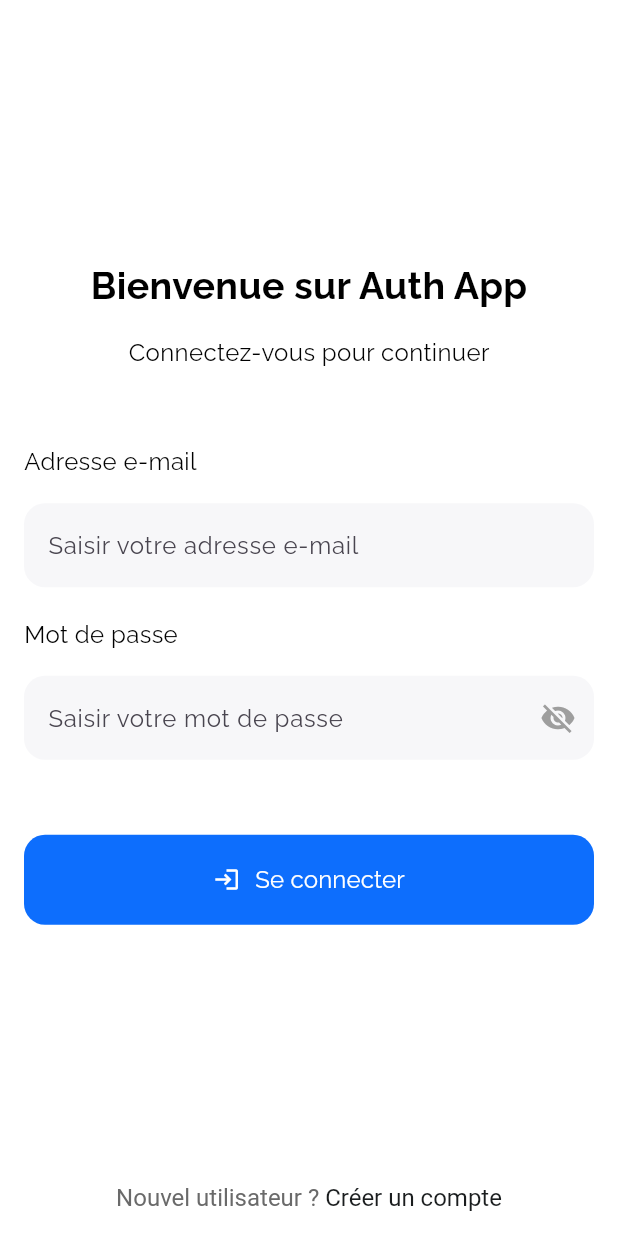
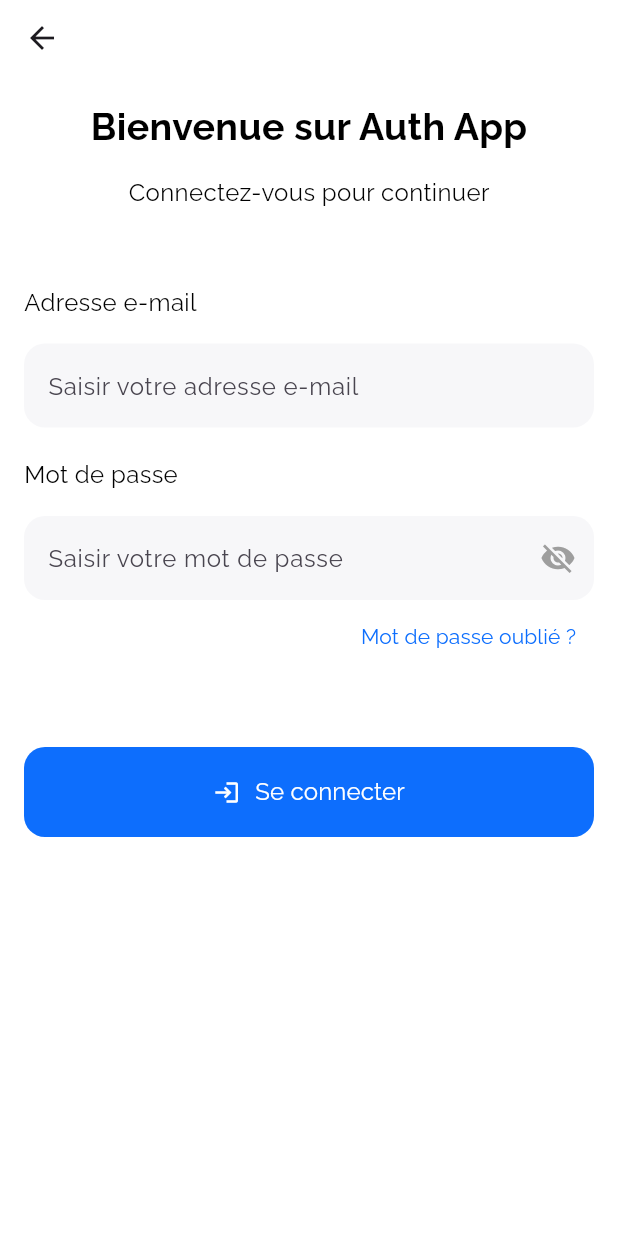
Before and after one commit to Ymas0908/e-Tix-, a Flutter app: the Login screen opened directly, on a phone screen of 412 x 824 dp. Run offline on Flutter 3.47's test engine with Material 3 defaults, Android fonts, the phone set to English and light mode, and no system bars; our stand-ins replace firebase_auth, firebase_core, fluttertoast, google_fonts; accounts and stored records are empty.

Commit message:
"update 06/09/24 "

```diff
--- a/lib/main.dart
+++ b/lib/main.dart
@@ -1,5 +1,6 @@
 import 'package:auth_firebase/firebase_options.dart';
 import 'package:auth_firebase/pages/login/login.dart';
+import 'package:auth_firebase/pages/pageacceuil.dart';
 import 'package:firebase_core/firebase_core.dart';
 import 'package:flutter/material.dart';
 import 'pages/signup/signup.dart';
@@ -21,7 +22,7 @@ class MyApp extends StatelessWidget {
   Widget build(BuildContext context) {
     return MaterialApp(
       debugShowCheckedModeBanner: false,
-      home: Login()
+      home: Pageacceuil()
     );
   }
 }
--- a/lib/pages/login/login.dart
+++ b/lib/pages/login/login.dart
@@ -3,6 +3,8 @@ import 'package:auth_firebase/services/auth_service.dart';
 import 'package:flutter/gestures.dart';
 import 'package:flutter/material.dart';
 import 'package:google_fonts/google_fonts.dart';
+
+import '../resetpassword/resetpassaword.dart';
 
 class Login extends StatefulWidget {
   const Login({super.key});
@@ -31,9 +33,12 @@ class _LoginState extends State<Login> {
     return Scaffold(
       backgroundColor: Colors.white,
       resizeToAvoidBottomInset: true,
-      bottomNavigationBar: _signup(context),
-      body: Center(
-        child: SingleChildScrollView(
+      appBar: AppBar(
+        backgroundColor: Colors.transparent,
+        elevation: 0,
+        toolbarHeight: 50,
+      ),
+      body: SingleChildScrollView(
         padding: const EdgeInsets.symmetric(horizontal: 16, vertical: 16),
         child: Form(
           key: _formKey,
@@ -69,12 +74,13 @@ class _LoginState extends State<Login> {
                 height: 20,
               ),
               _password(),
+              _forgortPassword(context),
               const SizedBox(
                 height: 50,
               ),
               _signin(context),
+
             ],
-            ),
           ),
         ),
       ),
@@ -179,6 +185,34 @@ class _LoginState extends State<Login> {
     );
   }
 
+  Widget _forgortPassword(BuildContext context) {
+    return Align(
+      alignment: Alignment.centerRight,
+      child: TextButton(
+        onPressed: () {
+          Navigator.push(
+            context,
+            MaterialPageRoute(
+              builder: (BuildContext context) => ResetPassword(),
+            ),
+          );
+           AuthService().resetPassword
+             (email: _emailController.text,
+             context: context,
+           );
+        },
+        child: Text(
+          'Mot de passe oublié ?',
+          style: GoogleFonts.raleway(
+              textStyle: const TextStyle(
+                  color: Color(0xff0D6EFD),
+                  fontWeight: FontWeight.normal,
+                  fontSize: 14)),
+        ),
+      ),
+    );
+  }
+
   Widget _signin(BuildContext context) {
     return ElevatedButton(
       style: ElevatedButton.styleFrom(
@@ -199,6 +233,7 @@ class _LoginState extends State<Login> {
           );
         }
       },
+
       child: Row(
         mainAxisAlignment: MainAxisAlignment.center,
         children: [
@@ -231,20 +266,24 @@ class _LoginState extends State<Login> {
         textAlign: TextAlign.center,
         text: TextSpan(
           children: [
-            const TextSpan(
+             TextSpan(
               text: "Nouvel utilisateur ? ",
-              style: TextStyle(
-                color: Color(0xff6A6A6A),
+              style: GoogleFonts.raleway(
+                textStyle: const TextStyle(
+                  color: Colors.black87,
                   fontWeight: FontWeight.normal,
                   fontSize: 16,
                 ),
               ),
+            ),
             TextSpan(
               text: "Créer un compte",
-              style: const TextStyle(
-                color: Color(0xff1A1D1E),
+              style: GoogleFonts.raleway(
+                textStyle: const TextStyle(
+                  color: Color(0xff0D6EFD),
                   fontWeight: FontWeight.normal,
                   fontSize: 16,
+                ),
               ),
               recognizer: TapGestureRecognizer()
                 ..onTap = () {
--- a/pubspec.yaml
+++ b/pubspec.yaml
@@ -17,6 +17,9 @@ dependencies:
   firebase_core: ^2.24.2
   firebase_auth: ^4.16.0
   fluttertoast: ^8.2.5
+  flutter_svg: ^2.0.10+1
+
+
 
 dev_dependencies:
   flutter_test:
@@ -27,3 +30,5 @@ dev_dependencies:
 flutter:
 
   uses-material-design: true
+  assets:
+    - assets/login.svg
```
Also changed, not shown: lib/pages/signup/signup.dart (+13 -9 lines), lib/services/auth_service.dart (+44 -57 lines), pubspec.lock. Lines whose indentation alone changed are shown as unchanged.
